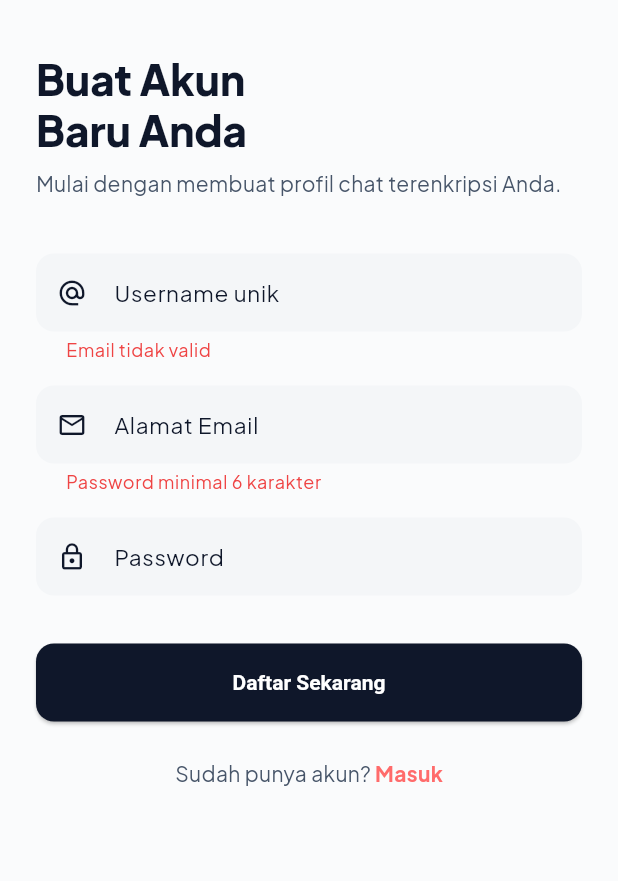
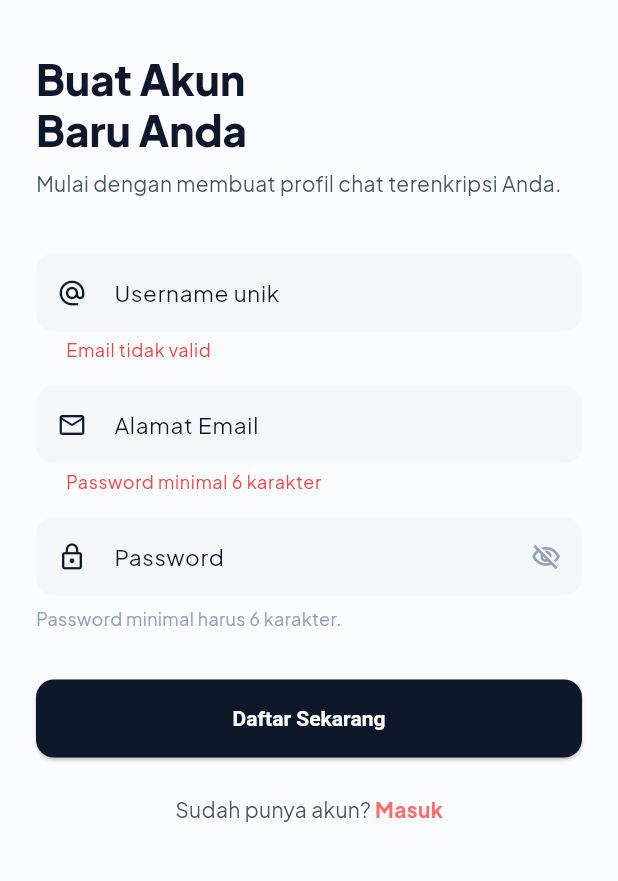
Before and after one commit to tholeteplok/Mekaar_chat, a Flutter app: the screen it shows after launch, after a tap on "Skip", after a tap on "Masuk", after a tap on "Daftar", on a phone screen of 412 x 824 dp, the part 153-1034 px from its top. Run offline on Flutter 3.47's test engine with Material 3 defaults, Android fonts, the phone set to English and light mode, and no system bars; our stand-ins replace flutter_dotenv, flutter_map, flutter_riverpod, flutter_secure_storage, google_fonts, latlong2 and 5 more; missing offline and left inert: flutter_webrtc; accounts and stored records are empty.

Commit message:
feat: add password visibility toggle, password constraint hint, friendly duplicate error translation, and multi-field chat search

```diff
--- a/lib/data/repositories/chat_repository.dart
+++ b/lib/data/repositories/chat_repository.dart
@@ -83,6 +83,8 @@ class ChatRepository {
         'unreadCount': 0, // Mock for now, can be updated later
         'isGuardian': isGuardian,
         'otherUserId': otherUserId,
+        'otherUsername': otherParticipant != null ? (otherParticipant['profiles'] as Map<String, dynamic>)['username'] : '',
+        'otherEmail': otherParticipant != null ? (otherParticipant['profiles'] as Map<String, dynamic>)['email'] : '',
       });
     }
 
--- a/lib/features/auth/screens/login_screen.dart
+++ b/lib/features/auth/screens/login_screen.dart
@@ -17,6 +17,7 @@ class _LoginScreenState extends ConsumerState<LoginScreen> {
   final _passwordController = TextEditingController();
   final _usernameController = TextEditingController();
   bool _isLogin = true;
+  bool _obscurePassword = true;
 
   @override
   void dispose() {
@@ -139,13 +140,31 @@ class _LoginScreenState extends ConsumerState<LoginScreen> {
                     const SizedBox(height: 16),
                     TextFormField(
                       controller: _passwordController,
-                      obscureText: true,
-                      decoration: const InputDecoration(
+                      obscureText: _obscurePassword,
+                      decoration: InputDecoration(
                         hintText: 'Password',
-                        prefixIcon: Icon(Icons.lock_outline, size: 20),
+                        prefixIcon: const Icon(Icons.lock_outline, size: 20),
+                        suffixIcon: IconButton(
+                          icon: Icon(
+                            _obscurePassword ? Icons.visibility_off_outlined : Icons.visibility_outlined,
+                            size: 20,
+                            color: MekaarColors.textMuted,
+                          ),
+                          onPressed: () => setState(() => _obscurePassword = !_obscurePassword),
+                        ),
                       ),
                       validator: (v) => v == null || v.length < 6 ? 'Password minimal 6 karakter' : null,
                     ),
+                    if (!_isLogin) ...[
+                      const SizedBox(height: 6),
+                      const Align(
+                        alignment: Alignment.centerLeft,
+                        child: Text(
+                          'Password minimal harus 6 karakter.',
+                          style: TextStyle(fontSize: 12, color: MekaarColors.textMuted),
+                        ),
+                      ),
+                    ],
                     const SizedBox(height: 32),
                     SizedBox(
                       width: double.infinity,
```
Also changed, not shown: lib/features/auth/providers/auth_provider.dart (+23 -2 lines), lib/features/chat/screens/chat_list_screen.dart (+7 -1 lines).
